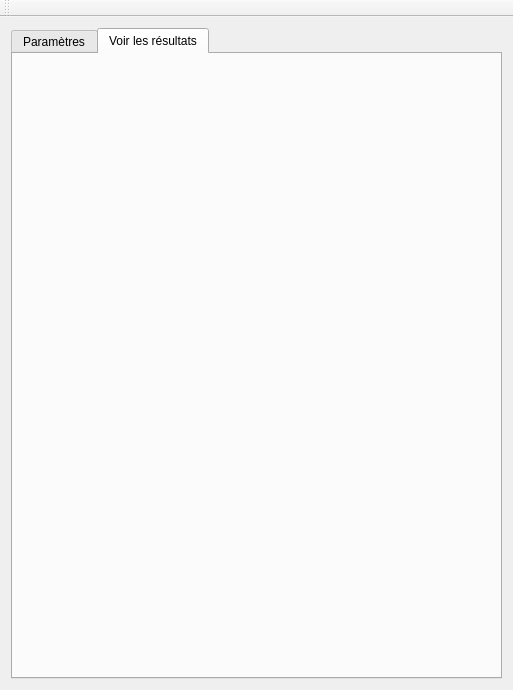
This is duck-interface/mainwindow.ui in WardenQQ/sd-project as Qt 5 draws it before an edit. The edited form follows.
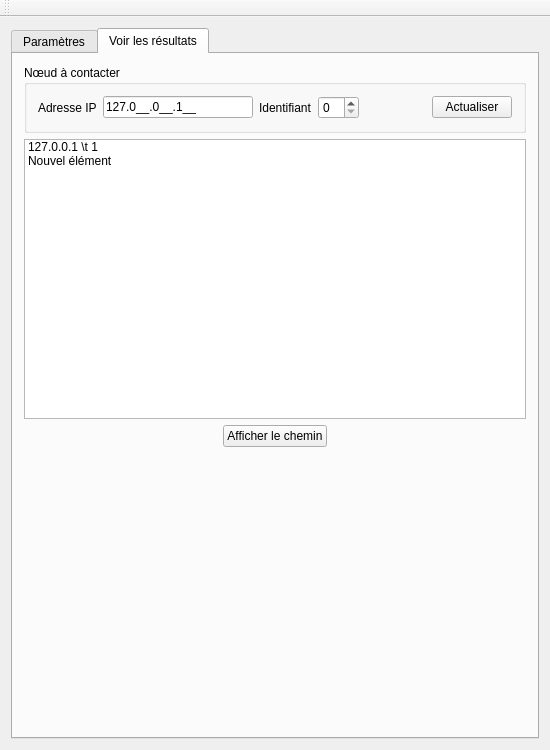
This is the edited form. The open tabs and pages were chosen to show the change.

The edit to the form file:
```diff
--- a/duck-interface/mainwindow.ui
+++ b/duck-interface/mainwindow.ui
@@ -6,8 +6,8 @@
    <rect>
     <x>0</x>
     <y>0</y>
-    <width>513</width>
-    <height>690</height>
+    <width>550</width>
+    <height>750</height>
    </rect>
   </property>
   <property name="sizePolicy">
@@ -536,6 +536,134 @@
        <attribute name="title">
         <string>Voir les résultats</string>
        </attribute>
+       <layout class="QVBoxLayout" name="verticalLayout_5">
+        <item>
+         <widget class="QGroupBox" name="groupBox_8">
+          <property name="title">
+           <string>Nœud à contacter</string>
+          </property>
+          <layout class="QHBoxLayout" name="horizontalLayout_6">
+           <item>
+            <widget class="QLabel" name="label_20">
+             <property name="text">
+              <string>Adresse IP</string>
+             </property>
+            </widget>
+           </item>
+           <item>
+            <widget class="QLineEdit" name="txt_res_ip">
+             <property name="minimumSize">
+              <size>
+               <width>150</width>
+               <height>0</height>
+              </size>
+             </property>
+             <property name="inputMask">
+              <string>000.000.000.000;_</string>
+             </property>
+             <property name="text">
+              <string>127.0.0.1</string>
+             </property>
+            </widget>
+           </item>
+           <item>
+            <widget class="QLabel" name="label_21">
+             <property name="text">
+              <string>Identifiant</string>
+             </property>
+            </widget>
+           </item>
+           <item>
+            <widget class="QSpinBox" name="sb_res_id"/>
+           </item>
+           <item>
+            <spacer name="horizontalSpacer_5">
+             <property name="orientation">
+              <enum>Qt::Horizontal</enum>
+             </property>
+             <property name="sizeHint" stdset="0">
+              <size>
+               <width>40</width>
+               <height>20</height>
+              </size>
+             </property>
+            </spacer>
+           </item>
+           <item>
+            <widget class="QPushButton" name="btn_refresh">
+             <property name="text">
+              <string>Actualiser</string>
+             </property>
+            </widget>
+           </item>
+          </layout>
+         </widget>
+        </item>
+        <item>
+         <widget class="QListWidget" name="listWidget">
+          <item>
+           <property name="text">
+            <string>127.0.0.1 \t 1</string>
+           </property>
+          </item>
+          <item>
+           <property name="text">
+            <string>Nouvel élément</string>
+           </property>
+          </item>
+         </widget>
+        </item>
+        <item>
+         <layout class="QHBoxLayout" name="horizontalLayout_7">
+          <item>
+           <spacer name="horizontalSpacer_7">
+            <property name="orientation">
+             <enum>Qt::Horizontal</enum>
+            </property>
+            <property name="sizeHint" stdset="0">
+             <size>
+              <width>40</width>
+              <height>20</height>
+             </size>
+            </property>
+           </spacer>
+          </item>
+          <item>
+           <widget class="QPushButton" name="btn_display_path">
+            <property name="text">
+             <string>Afficher le chemin</string>
+            </property>
+           </widget>
+          </item>
+          <item>
+           <spacer name="horizontalSpacer_8">
+            <property name="orientation">
+             <enum>Qt::Horizontal</enum>
+            </property>
+            <property name="sizeHint" stdset="0">
+             <size>
+              <width>40</width>
+              <height>20</height>
+             </size>
+            </property>
+           </spacer>
+          </item>
+         </layout>
+        </item>
+        <item>
+         <spacer name="verticalSpacer_2">
+          <property name="orientation">
+           <enum>Qt::Vertical</enum>
+          </property>
+          <property name="sizeHint" stdset="0">
+           <size>
+            <width>20</width>
+            <height>275</height>
+           </size>
+          </property>
+         </spacer>
+        </item>
+       </layout>
       </widget>
      </widget>
     </item>
```
Left out of the diff: 141 changed lines with no effect on the pictures. Lines whose indentation alone changed are shown as unchanged.
